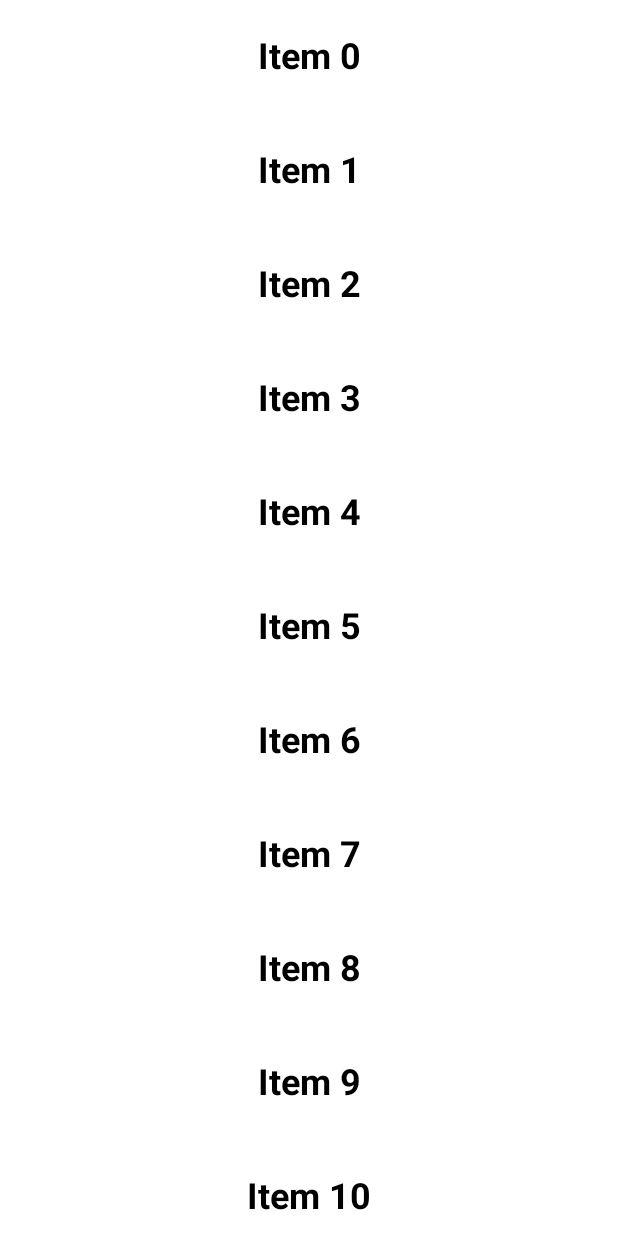
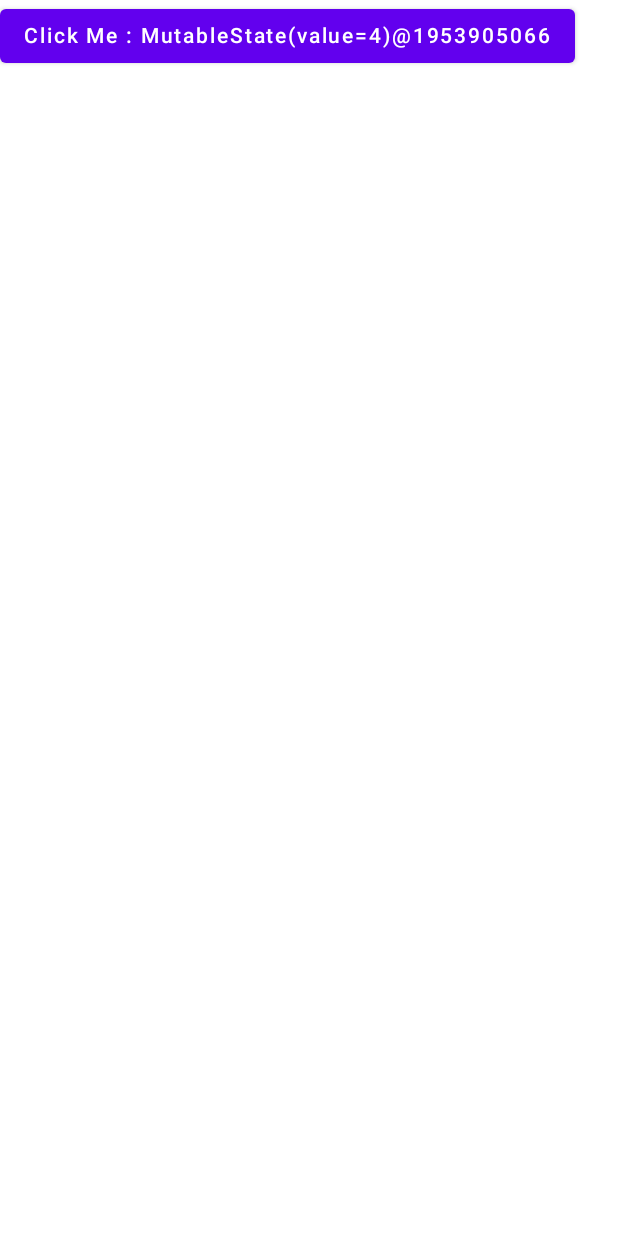
Before and after one commit to roshanrai06/ComposeTutorial, an Android app built with Jetpack Compose: the screen it shows after launch (MainActivity), on a phone screen of 412 x 824 dp. Run offline under Robolectric (Android 15) with nearby library versions, the phone set to English and light mode, and no system bars.

```diff
--- a/app/build.gradle
+++ b/app/build.gradle
@@ -51,6 +51,7 @@ dependencies {
     implementation "androidx.compose.ui:ui:$compose_version"
     implementation "androidx.compose.material:material:$compose_version"
     implementation "androidx.compose.ui:ui-tooling-preview:$compose_version"
+    implementation "androidx.constraintlayout:constraintlayout-compose:1.0.0-rc01"
     implementation 'androidx.lifecycle:lifecycle-runtime-ktx:2.4.0'
     implementation 'androidx.activity:activity-compose:1.4.0'
     testImplementation 'junit:junit:'
--- a/app/src/main/java/com/roshan/composetutorial/MainActivity.kt
+++ b/app/src/main/java/com/roshan/composetutorial/MainActivity.kt
@@ -2,34 +2,61 @@ package com.roshan.composetutorial
 
 import android.os.Bundle
 import androidx.activity.ComponentActivity
+import androidx.activity.OnBackPressedCallback
+import androidx.activity.OnBackPressedDispatcher
 import androidx.activity.compose.setContent
-import androidx.compose.foundation.layout.fillMaxSize
-import androidx.compose.foundation.layout.padding
-import androidx.compose.foundation.lazy.LazyColumn
+import androidx.compose.material.Button
+import androidx.compose.material.Scaffold
 import androidx.compose.material.Text
-import androidx.compose.ui.Modifier
-import androidx.compose.ui.text.font.FontWeight
-import androidx.compose.ui.text.style.TextAlign
-import androidx.compose.ui.unit.dp
-import androidx.compose.ui.unit.sp
+import androidx.compose.material.rememberScaffoldState
+import androidx.compose.runtime.*
+import kotlinx.coroutines.delay
 
 class MainActivity : ComponentActivity() {
     override fun onCreate(savedInstanceState: Bundle?) {
         super.onCreate(savedInstanceState)
         setContent {
-            LazyColumn() {
-                items(5000){
-                    Text(
-                        text = "Item $it",
-                        fontSize = 24.sp,
-                        fontWeight = FontWeight.Bold,
-                        textAlign = TextAlign.Center,
-                        modifier = Modifier
-                            .fillMaxSize()
-                            .padding(vertical = 24.dp)
-                    )
+            val scope = rememberCoroutineScope()
+            val scaffoldState = rememberScaffoldState()
+            Scaffold(scaffoldState = scaffoldState) {
+//                var counter by remember {
+//                    mutableStateOf(0)
+//                }
+                val counter = produceState(initialValue = 0) {
+                    delay(300)
+                    value = 4
+                }
+                if (counter.value % 5 == 0 && counter.value > 0) {
+                    LaunchedEffect(key1 = scaffoldState) {
+                        scaffoldState.snackbarHostState.showSnackbar(
+                            "Hello"
+                        )
+                    }
+
+                }
+                Button(onClick = { }) {
+                    Text(text = "Click Me : $counter")
                 }
             }
         }
     }
 }
+
+@Composable
+fun DisposalCompose(backPressedDispatcher: OnBackPressedDispatcher) {
+    val callback = remember {
+        object : OnBackPressedCallback(true) {
+            override fun handleOnBackPressed() {
+                // Do Something
+            }
+
+        }
+    }
+
+    DisposableEffect(key1 = backPressedDispatcher) {
+        backPressedDispatcher.addCallback(callback)
+        onDispose {
+            callback.remove()
+        }
+    }
+}
```
